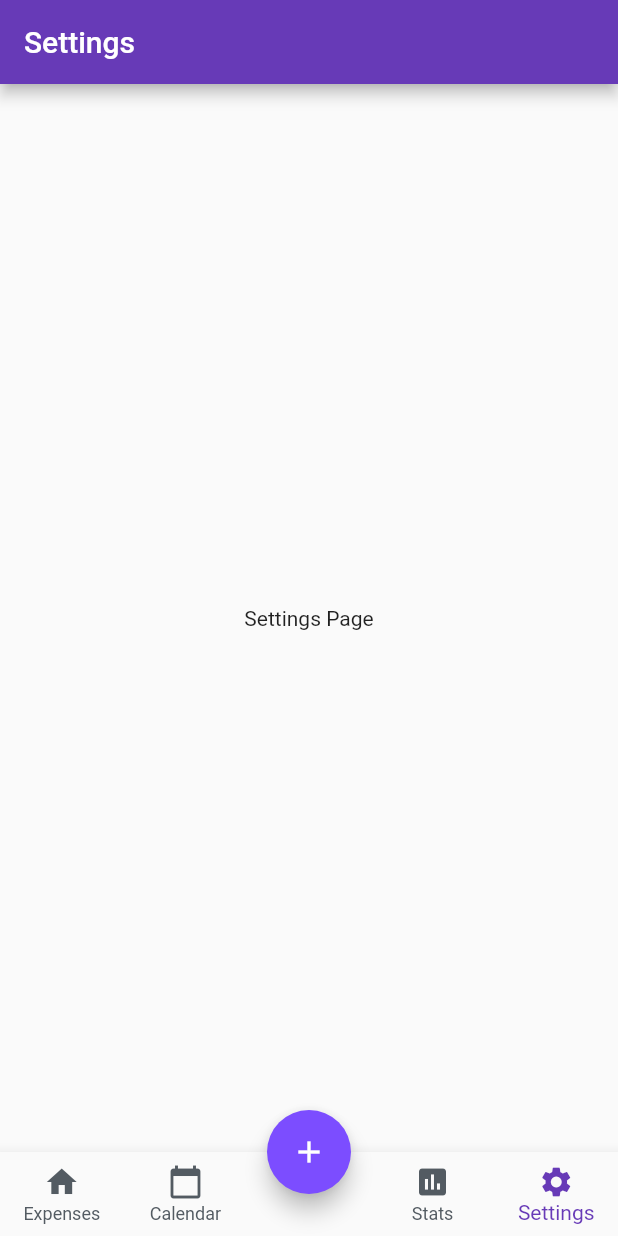
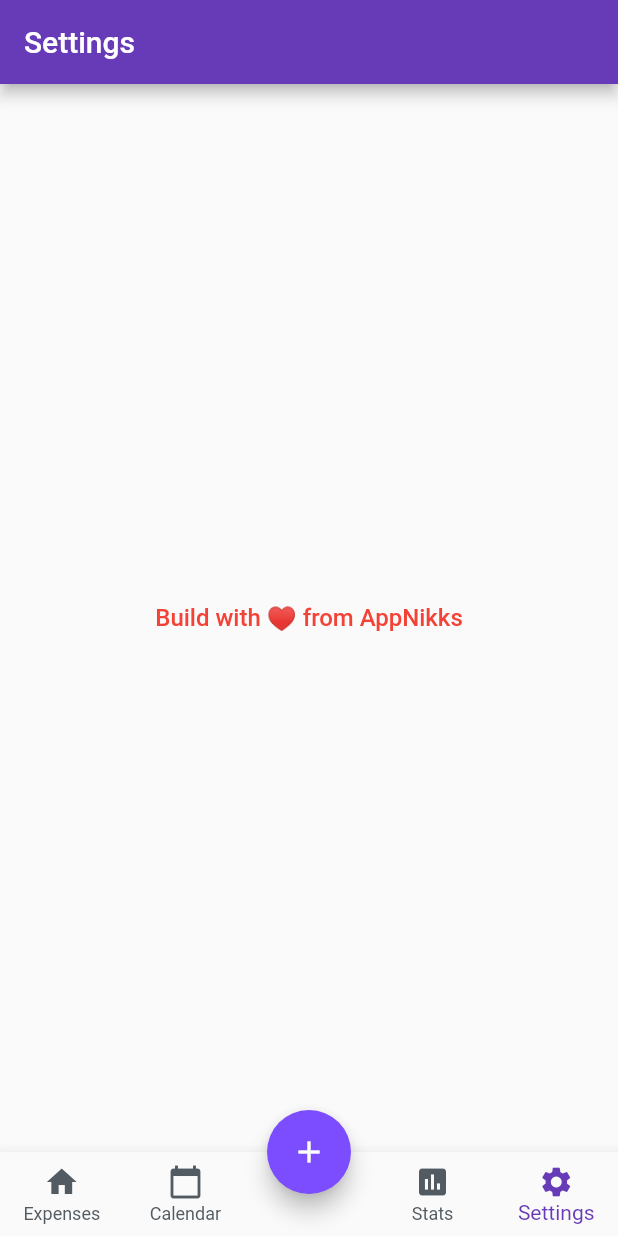
Before and after one commit to sahibedu/PocketGuard-Flutter, a Flutter app: the screen it shows after launch, item 5 of the bottom bar chosen, on a phone screen of 412 x 824 dp. Run offline on Flutter 3.47's test engine with Material 2 defaults, Android fonts, the phone set to English and light mode, and no system bars; our stand-ins replace charts_flutter, flutter_calendar_carousel.

```diff
--- a/lib/SettingsScreen.dart
+++ b/lib/SettingsScreen.dart
@@ -10,7 +10,12 @@ class SettingsScreen extends StatelessWidget {
         title: Text("Settings"),
         backgroundColor: ActiveColors["colorPrimary"],
       ),
-      body: Center(child: Text("Settings Page")),
+      body: Center(
+          child: Text(
+        "Build with ♥️ from AppNikks",
+        style: TextStyle(
+            color: Colors.red, fontWeight: FontWeight.w500, fontSize: 16),
+      )),
     );
   }
 }
```
Also changed, not shown: lib/AddTransactionScreen.dart (+6 -1 lines).
